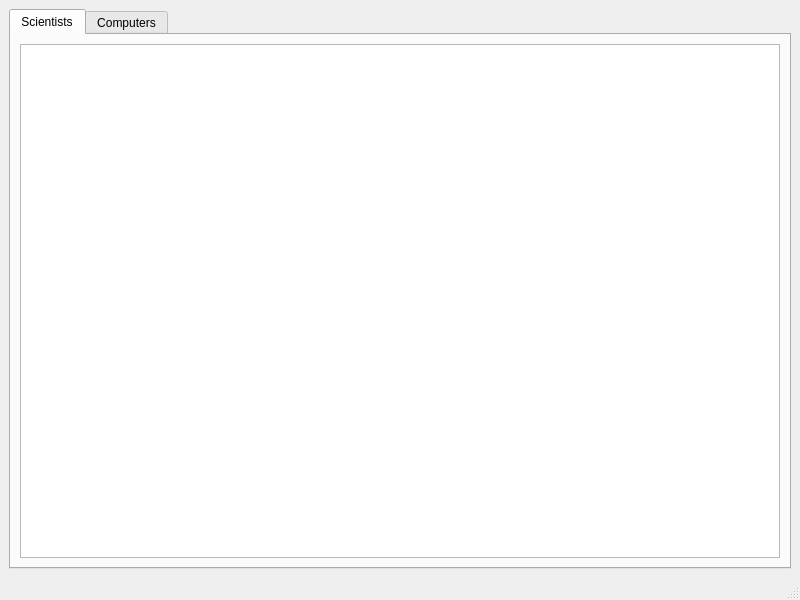
Qt form src/ui/mainwindow.ui (TheFightingMongeese/Vika3) before a commit.
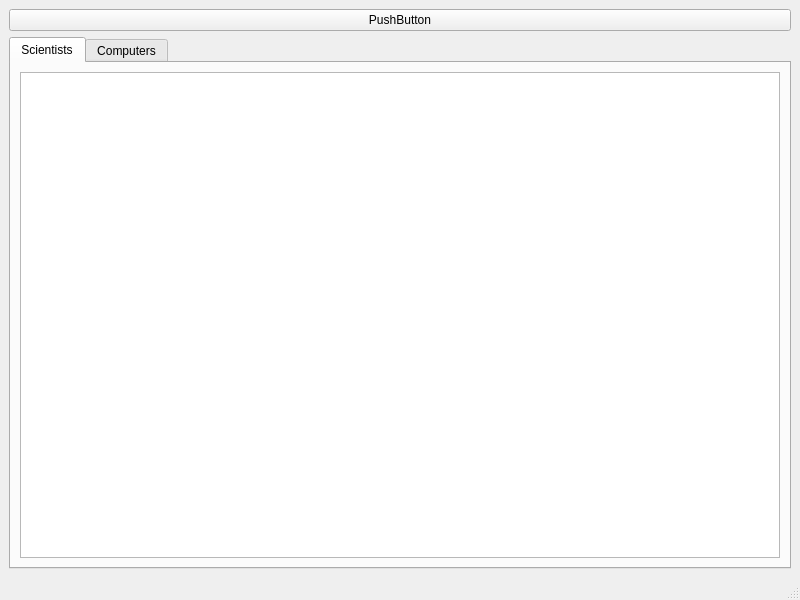
The same form after that commit. The open tabs and pages were chosen to show the change.

Diff of the .ui file:
```diff
--- a/src/ui/mainwindow.ui
+++ b/src/ui/mainwindow.ui
@@ -15,6 +15,13 @@
   </property>
   <widget class="QWidget" name="centralwidget">
    <layout class="QVBoxLayout" name="verticalLayout">
+    <item>
+     <widget class="QPushButton" name="pushButton">
+      <property name="text">
+       <string>PushButton</string>
+      </property>
+     </widget>
+    </item>
     <item>
      <widget class="QTabWidget" name="Tabs">
       <property name="currentIndex">
@@ -26,7 +33,11 @@
        </attribute>
        <layout class="QVBoxLayout" name="verticalLayout_2">
         <item>
-         <widget class="QTableWidget" name="tableWidgetScientists"/>
+         <widget class="QTableWidget" name="tableWidgetScientists">
+          <property name="sortingEnabled">
+           <bool>true</bool>
+          </property>
+         </widget>
         </item>
        </layout>
       </widget>
```
Left out of the diff: 8 changed lines with no effect on the pictures.
